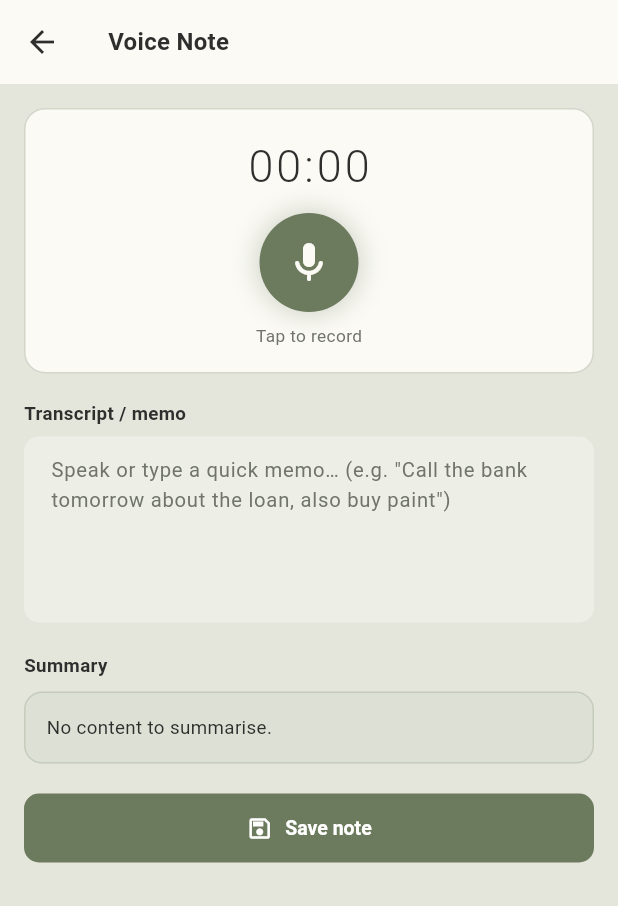
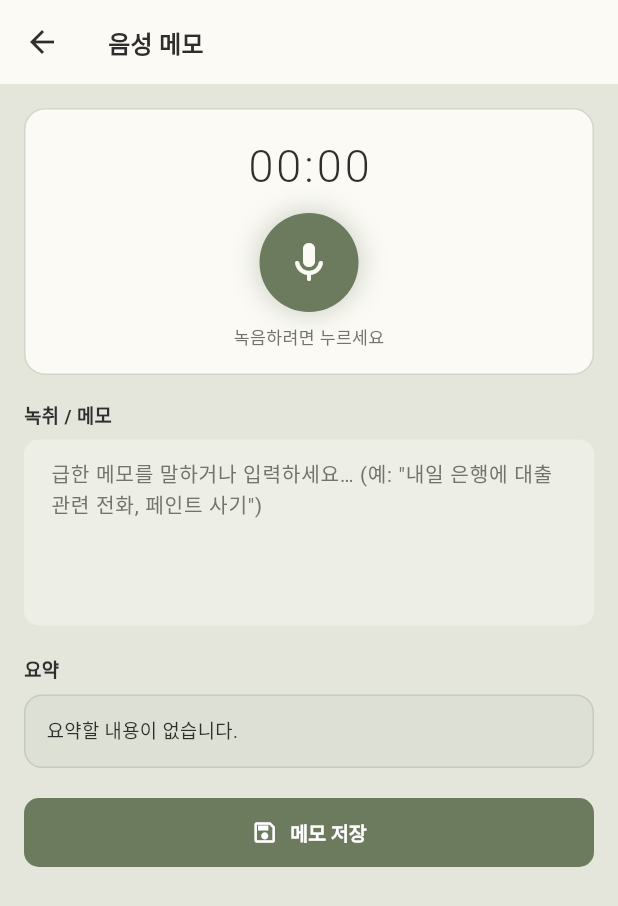
Before and after one commit to june7486/Scheduler, a Flutter app: the VoiceNoteScreen screen opened directly, on a phone screen of 412 x 824 dp. Shown: the top 906 px of the screen. Run offline on Flutter 3.47's test engine with Material 3 defaults, Android fonts, the phone set to English and light mode, and no system bars; our stand-ins replace hive_flutter, pdf, printing, share_plus, shared_preferences; accounts and stored records are empty.

Commit message:
i18n (Korean default + English) for all screens; palette-based theme with dark mode; legible category colors (fix yellow text); new Settings: language & screen-theme (system/light/dark)

```diff
--- a/lib/l10n/l10n.dart
+++ b/lib/l10n/l10n.dart
@@ -99,6 +99,16 @@ class L10n {
     'cache_cleared': '캐시가 삭제되었습니다.',
     'id_created': '아이디 "{id}"가 생성되었습니다.',
     'language': '언어',
+    'display_grp': '화면 표시',
+    'language_korean': '한국어',
+    'language_english': 'English',
+    'language_hint': '기본은 한국어입니다. English로도 사용할 수 있습니다.',
+    'language_changed': '언어가 변경되었습니다.',
+    'screen_theme': '화면 테마',
+    'follow_system': '휴대폰 설정 따름',
+    'light_mode': '밝은 화면',
+    'dark_mode': '어두운 화면',
+    'theme_changed': '화면 테마가 변경되었습니다.',
 
     // Home
     'signed_in': '로그인: {id}',
@@ -326,6 +336,16 @@ class L10n {
     'cache_cleared': 'Cache cleared.',
     'id_created': 'ID "{id}" created.',
     'language': 'Language',
+    'display_grp': 'Display',
+    'language_korean': '한국어',
+    'language_english': 'English',
+    'language_hint': 'Korean is the default. You can also use English.',
+    'language_changed': 'Language changed.',
+    'screen_theme': 'Screen theme',
+    'follow_system': 'Follow phone setting',
+    'light_mode': 'Light',
+    'dark_mode': 'Dark',
+    'theme_changed': 'Screen theme changed.',
 
     'signed_in': 'Signed in: {id}',
     'master_viewing_all': 'Master · viewing ALL users',
@@ -527,6 +547,10 @@ extension L10nX on BuildContext {
       L10n(L10n.currentLang).t(key, args: args);
 }
 
+/// Context-free translation (for code without a BuildContext, e.g. helpers).
+String tr(String key, {Map<String, String>? args}) =>
+    L10n(L10n.currentLang).t(key, args: args);
+
 /// Resolves a category's display name.
 /// Built-in categories (known ids) follow the active language; user-created
 /// categories keep their custom label.
--- a/lib/screens/home_screen.dart
+++ b/lib/screens/home_screen.dart
@@ -390,7 +390,7 @@ class _HomeScreenState extends State<HomeScreen> {
               color: p.danger,
             ),
             visualDensity: VisualDensity.compact,
-            tooltip: 'Delete',
+            tooltip: context.tr('delete'),
           ),
         ],
       ),
--- a/lib/screens/print_preview_screen.dart
+++ b/lib/screens/print_preview_screen.dart
@@ -764,7 +764,7 @@ class _PrintPreviewScreenState extends State<PrintPreviewScreen> {
       if (!mounted) return;
       ScaffoldMessenger.of(
         context,
-      ).showSnackBar(SnackBar(content: Text('Image export failed: $e')));
+      ).showSnackBar(SnackBar(content: Text(context.tr('image_failed', args: {'err': '$e'}))));
     }
   }
 
--- a/lib/screens/voice_note_screen.dart
+++ b/lib/screens/voice_note_screen.dart
@@ -5,6 +5,7 @@ import 'package:flutter/material.dart';
 import 'package:provider/provider.dart';
 import 'package:uuid/uuid.dart';
 
+import '../l10n/l10n.dart';
 import '../models/models.dart';
 import '../services/store.dart';
 import '../theme/app_theme.dart';
@@ -55,7 +56,7 @@ class _VoiceNoteScreenState extends State<VoiceNoteScreen> {
     final cleaned = text.trim();
     if (cleaned.isEmpty) {
       return {
-        'summary': 'No content to summarise.',
+        'summary': tr('no_content'),
         'bullets': <String>[],
         'tags': <String, int>{},
       };
@@ -107,9 +108,10 @@ class _VoiceNoteScreenState extends State<VoiceNoteScreen> {
         .take(5)
         .map((s) => s.length > 90 ? '${s.substring(0, 90)}…' : s)
         .toList();
-    final summary =
-        'Key points (${sentences.length} sentences): '
-        '${bullets.take(2).join(' / ')}';
+    final summary = tr('key_points', args: {
+      'n': '${sentences.length}',
+      'summary': bullets.take(2).join(' / '),
+    });
 
     return {
       'summary': summary,
@@ -135,7 +137,7 @@ class _VoiceNoteScreenState extends State<VoiceNoteScreen> {
     await store.saveVoiceNote(note);
     if (!mounted) return;
     ScaffoldMessenger.of(context).showSnackBar(
-      const SnackBar(content: Text('Voice note saved with summary.')),
+      SnackBar(content: Text(context.tr('note_saved'))),
     );
     setState(() {
       _transcriptCtrl.clear();
@@ -158,7 +160,7 @@ class _VoiceNoteScreenState extends State<VoiceNoteScreen> {
     final bullets = (result['bullets'] as List).cast<String>();
 
     return Scaffold(
-      appBar: AppBar(title: const Text('Voice Note')),
+      appBar: AppBar(title: Text(context.tr('voice_title'))),
       body: SafeArea(
         child: ListView(
           padding: const EdgeInsets.all(16),
@@ -212,10 +214,10 @@ class _VoiceNoteScreenState extends State<VoiceNoteScreen> {
                   const SizedBox(height: 8),
                   Text(
                     kIsWeb
-                        ? 'Recording may be limited on web. Type your memo below.'
+                        ? context.tr('recording_limited')
                         : (_recording
-                              ? 'Recording… tap to stop'
-                              : 'Tap to record'),
+                              ? context.tr('recording_tap_stop')
+                              : context.tr('tap_to_record')),
                     style: TextStyle(
                       fontSize: 11.5,
                       color: p.inkSoft,
@@ -225,8 +227,8 @@ class _VoiceNoteScreenState extends State<VoiceNoteScreen> {
               ),
             ),
             const SizedBox(height: 18),
-            const Text(
-              'Transcript / memo',
+            Text(
+              context.tr('transcript_memo'),
               style: TextStyle(fontSize: 12.5, fontWeight: FontWeight.w700),
             ),
             const SizedBox(height: 6),
@@ -235,14 +237,13 @@ class _VoiceNoteScreenState extends State<VoiceNoteScreen> {
               maxLines: 5,
               style: const TextStyle(fontSize: 13.5),
               onChanged: (_) => setState(() {}),
-              decoration: const InputDecoration(
-                hintText:
-                    'Speak or type a quick memo… (e.g. "Call the bank tomorrow about the loan, also buy paint")',
+              decoration: InputDecoration(
+                hintText: context.tr('transcript_hint'),
               ),
             ),
             const SizedBox(height: 20),
-            const Text(
-              'Summary',
+            Text(
+              context.tr('summary'),
               style: TextStyle(fontSize: 12.5, fontWeight: FontWeight.w700),
             ),
             const SizedBox(height: 8),
@@ -303,8 +304,8 @@ class _VoiceNoteScreenState extends State<VoiceNoteScreen> {
             ),
             if (tags.isNotEmpty) ...[
               const SizedBox(height: 16),
-              const Text(
-                'Keyword graphic',
+              Text(
+                context.tr('keyword_graphic'),
                 style: TextStyle(fontSize: 12.5, fontWeight: FontWeight.w700),
               ),
               const SizedBox(height: 8),
@@ -316,13 +317,13 @@ class _VoiceNoteScreenState extends State<VoiceNoteScreen> {
               child: ElevatedButton.icon(
                 onPressed: _save,
                 icon: const Icon(Icons.save_outlined, size: 18),
-                label: const Text('Save note'),
+                label: Text(context.tr('save_note')),
               ),
             ),
             if (store.voiceNotes.isNotEmpty) ...[
               const SizedBox(height: 24),
-              const Text(
-                'Saved notes',
+              Text(
+                context.tr('saved_notes'),
                 style: TextStyle(fontSize: 12.5, fontWeight: FontWeight.w700),
               ),
               const SizedBox(height: 8),
--- a/lib/widgets/task_row.dart
+++ b/lib/widgets/task_row.dart
@@ -170,7 +170,7 @@ class TaskRow extends StatelessWidget {
                     color: p.danger,
                   ),
                   visualDensity: VisualDensity.compact,
-                  tooltip: 'Delete',
+                  tooltip: context.tr('delete'),
                 ),
               ],
             ),
```
Also changed, not shown: lib/screens/admin_screen.dart (+50 -49 lines), lib/screens/report_screen.dart (+35 -26 lines), lib/screens/settings_screen.dart (+134 -2 lines).
